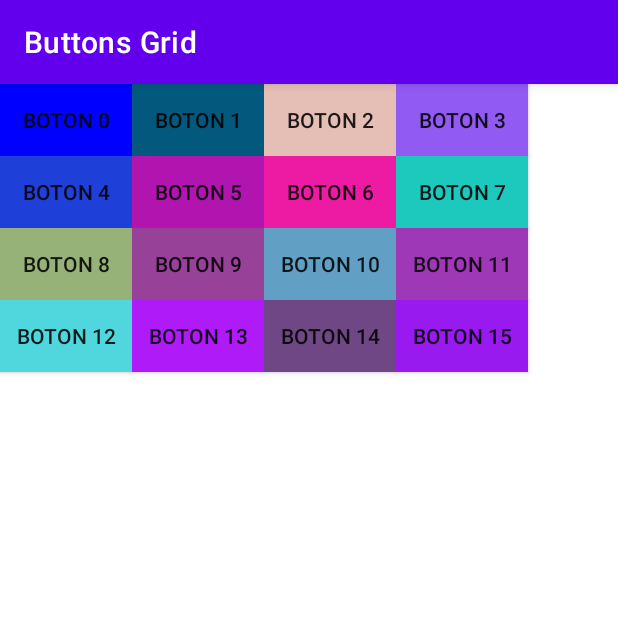
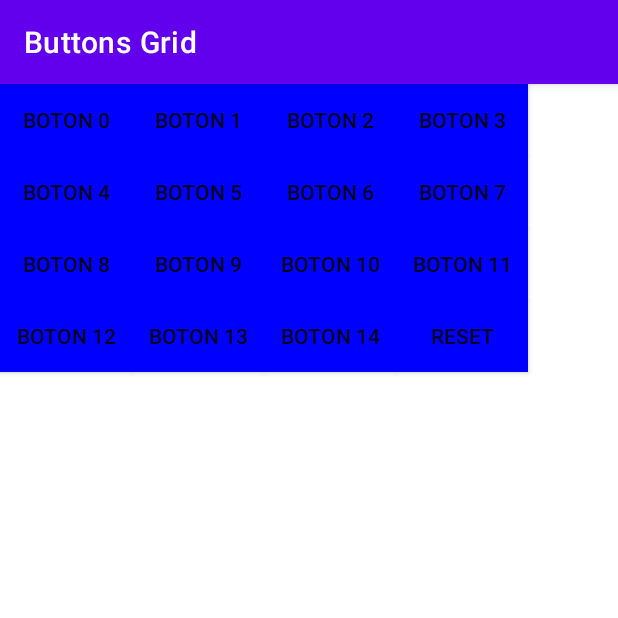
Before and after one commit to angelgomfoj/dam2c-mobile-programming, an Android app: the screen it shows after launch (MainActivity), after a tap on an icon or button, on a phone screen of 412 x 824 dp, the top half of it. Run offline under Robolectric (Android 15) with nearby library versions, the phone set to English and light mode, and no system bars; 1 other tap on this screen came first.

Commit message:
final working version buttons grid project

```diff
--- a/ButtonsGrid/app/src/main/java/com/example/buttonsgrid/MainActivity.java
+++ b/ButtonsGrid/app/src/main/java/com/example/buttonsgrid/MainActivity.java
@@ -7,7 +7,7 @@ import android.os.Bundle;
 import android.view.View;
 import android.view.ViewGroup;
 import android.widget.Button;
-import android.widget.GridLayout;
+import androidx.gridlayout.widget.GridLayout;
 
 import java.util.ArrayList;
 import java.util.List;
@@ -42,10 +42,13 @@ public class MainActivity extends AppCompatActivity {
                 b.setOnClickListener(new View.OnClickListener() {
                     @Override
                     public void onClick(View v) {
-                        v.setBackgroundColor(Color.BLUE);
+                        for (Button bx:listaBotones) {
+                            bx.setBackgroundColor(Color.BLUE);
+                        }
                     }
                 });
             }else{
+                b.setText("Reset");
                 b.setOnClickListener(new View.OnClickListener() {
                     @Override
                     public void onClick(View v) {
```
